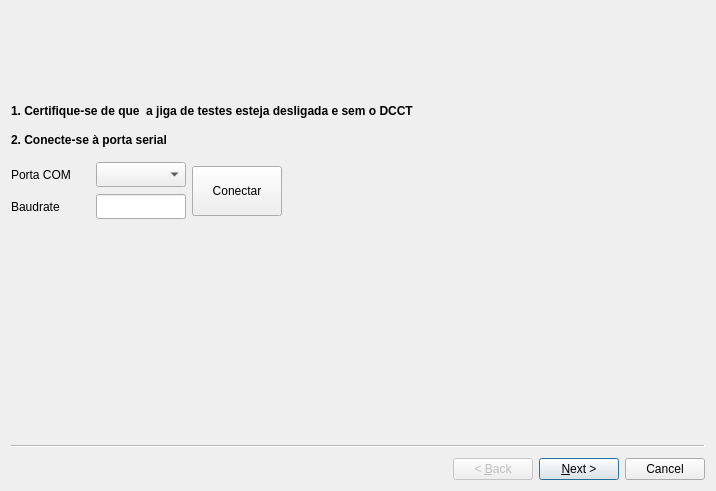
The window that bastidor/wizard.ui (lnls-elp/jigas) describes before a commit, drawn with Qt 5.
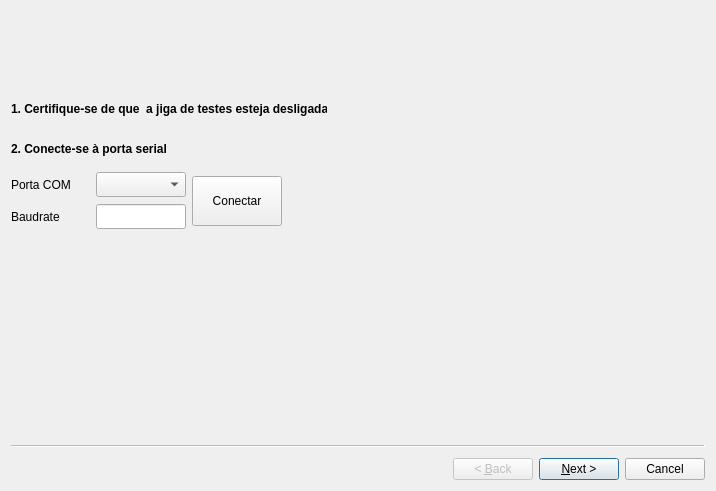
The same window after the commit. Icons and pictures are not drawn.

Diff of the .ui file:
```diff
--- a/bastidor/wizard.ui
+++ b/bastidor/wizard.ui
@@ -21,9 +21,9 @@
     <property name="geometry">
      <rect>
       <x>0</x>
-      <y>80</y>
-      <width>613</width>
-      <height>40</height>
+      <y>90</y>
+      <width>316</width>
+      <height>16</height>
      </rect>
     </property>
     <property name="font">
@@ -33,7 +33,7 @@
      </font>
     </property>
     <property name="text">
-     <string>1. Certifique-se de que  a jiga de testes esteja desligada e sem o DCCT</string>
+     <string>1. Certifique-se de que  a jiga de testes esteja desligada</string>
     </property>
    </widget>
    <widget class="QLabel" name="label_3">
@@ -62,7 +62,7 @@
     <property name="geometry">
      <rect>
       <x>0</x>
-      <y>150</y>
+      <y>160</y>
       <width>271</width>
       <height>60</height>
      </rect>
@@ -143,9 +143,9 @@
     <property name="geometry">
      <rect>
       <x>0</x>
-      <y>120</y>
-      <width>201</width>
-      <height>17</height>
+      <y>130</y>
+      <width>155</width>
+      <height>16</height>
      </rect>
     </property>
     <property name="font">
```
Left out of the diff: 50 changed lines with no effect on the pictures.
